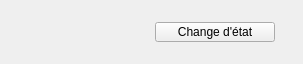
Above: obstaclewidget.ui from yoms/Project-STR-ISI before the change. Below: the same form after it.
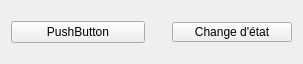
That is the form after the change.

Commit message: Mise a jour de l'interface

```diff
--- a/obstaclewidget.ui
+++ b/obstaclewidget.ui
@@ -23,15 +23,9 @@
    <item row="0" column="0">
     <layout class="QHBoxLayout" name="horizontalLayout_6">
      <item>
-      <widget class="QLabel" name="m_name">
-       <property name="maximumSize">
-        <size>
-         <width>100</width>
-         <height>100</height>
-        </size>
-       </property>
+      <widget class="QPushButton" name="m_name">
        <property name="text">
-        <string/>
+        <string>PushButton</string>
        </property>
       </widget>
      </item>
```
The commit also changes 3 other files.
